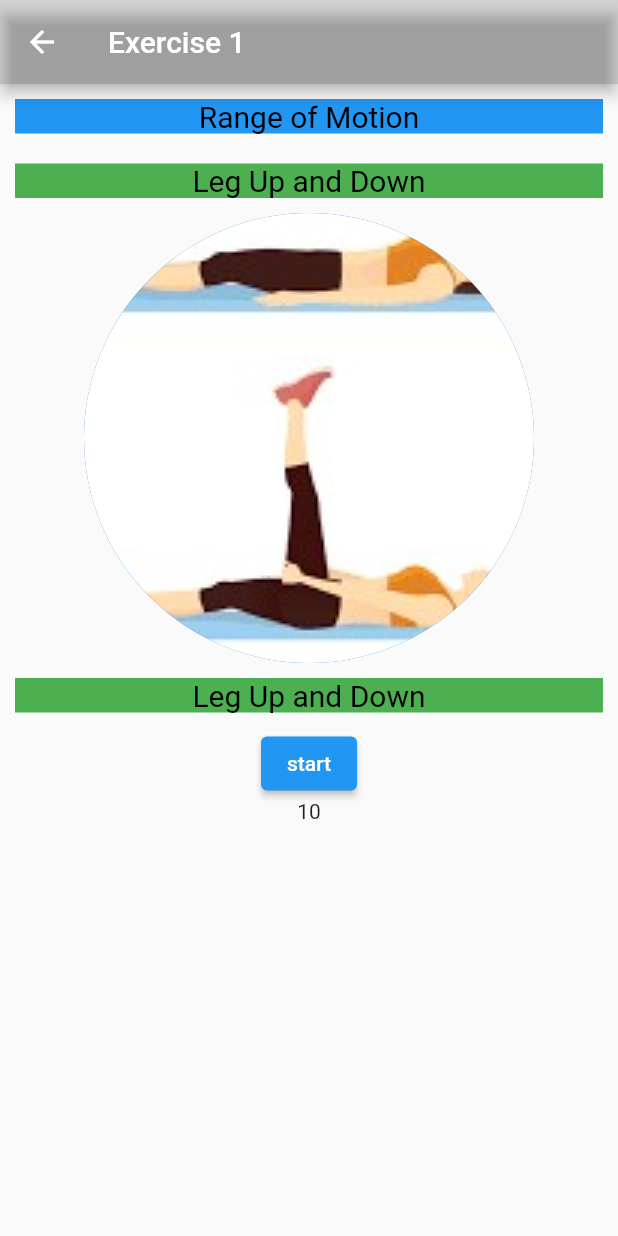
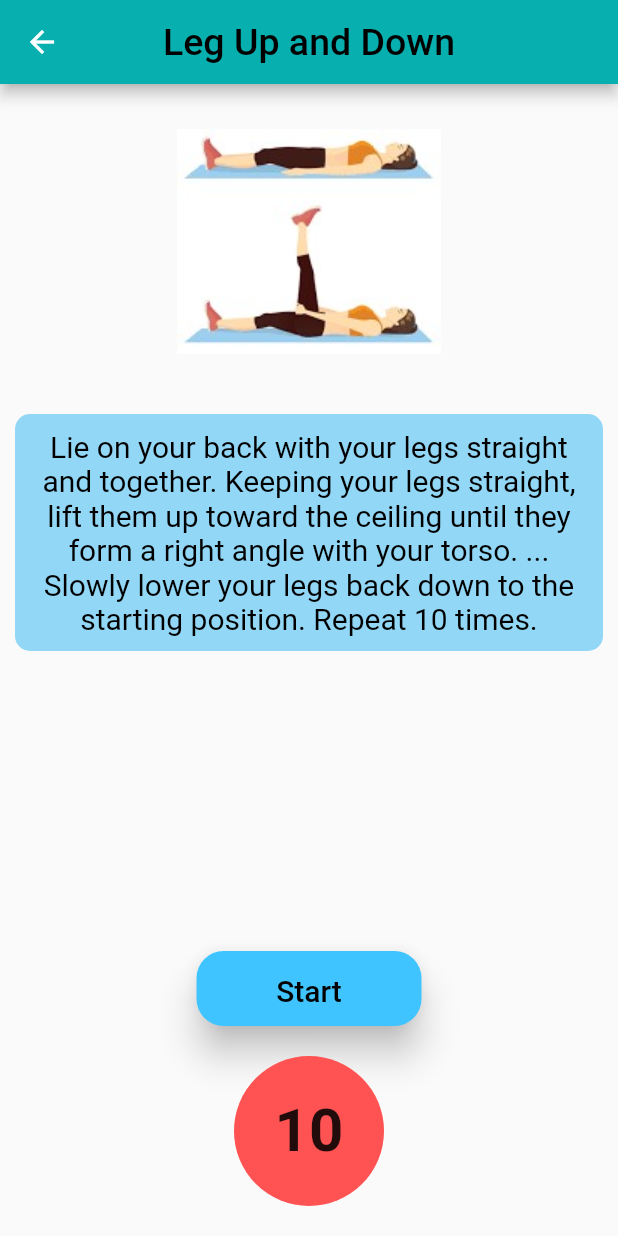
Before and after one commit to Abdelrahmanhassan1/home_coach, a Flutter app: the ExerciseScreen screen opened by its route, on a phone screen of 412 x 824 dp. Run offline on Flutter 3.47's test engine with Material 2 defaults, Android fonts, the phone set to English and light mode, and no system bars; our stand-ins replace animated_text_kit, cloud_firestore, cool_alert, firebase_auth, firebase_core, modal_progress_hud_nsn; accounts and stored records are empty.

Commit message:
Dividing exercise screen components and modify design

```diff
--- /dev/null
+++ b/lib/ExerciseComponents/exercise_button_timer.dart
@@ -0,0 +1,39 @@
+import 'package:flutter/material.dart';
+
+class ExerciseButtonTimer extends StatelessWidget {
+  const ExerciseButtonTimer({
+    super.key,
+    required this.btnText,
+    required this.startTimer,
+  });
+
+  final String btnText;
+  final Function startTimer;
+
+  @override
+  Widget build(BuildContext context) {
+    return ElevatedButton(
+      style: ButtonStyle(
+        shape: MaterialStateProperty.all<RoundedRectangleBorder>(
+          RoundedRectangleBorder(
+            borderRadius: BorderRadius.circular(18.0),
+          ),
+        ),
+        backgroundColor: MaterialStateProperty.all(Colors.lightBlueAccent),
+        padding: MaterialStateProperty.all(
+            const EdgeInsets.symmetric(vertical: 15.0, horizontal: 30.0)),
+        elevation: MaterialStateProperty.all(10.0),
+      ),
+      onPressed: () {
+        startTimer();
+      },
+      child: Text(
+        btnText,
+        style: const TextStyle(
+          fontSize: 20.0,
+          color: Colors.black,
+        ),
+      ),
+    );
+  }
+}
--- /dev/null
+++ b/lib/ExerciseComponents/exercise_description.dart
@@ -0,0 +1,30 @@
+import 'package:flutter/material.dart';
+
+class ExerciseDescription extends StatelessWidget {
+  const ExerciseDescription({
+    super.key,
+    required this.description,
+  });
+
+  final String description;
+  @override
+  Widget build(BuildContext context) {
+    return Container(
+      width: double.infinity,
+      padding: const EdgeInsets.all(10.0),
+      decoration: BoxDecoration(
+        borderRadius: BorderRadius.circular(10.0),
+        color: const Color.fromARGB(255, 147, 215, 246),
+      ),
+      margin: const EdgeInsets.all(10.0),
+      child: Text(
+        description,
+        textAlign: TextAlign.center,
+        style: const TextStyle(
+          color: Colors.black,
+          fontSize: 20.0,
+        ),
+      ),
+    );
+  }
+}
--- /dev/null
+++ b/lib/ExerciseComponents/exercise_image.dart
@@ -0,0 +1,21 @@
+import 'package:flutter/material.dart';
+
+class ExerciseImage extends StatelessWidget {
+  const ExerciseImage({
+    super.key,
+    required this.imagePath,
+  });
+
+  final String imagePath;
+
+  @override
+  Widget build(BuildContext context) {
+    return Container(
+      padding: const EdgeInsets.all(30.0),
+      child: Image.asset(
+        imagePath,
+        fit: BoxFit.cover,
+      ),
+    );
+  }
+}
--- /dev/null
+++ b/lib/ExerciseComponents/exercise_timer.dart
@@ -0,0 +1,31 @@
+import 'package:flutter/material.dart';
+
+class ExerciseTimer extends StatelessWidget {
+  const ExerciseTimer({
+    super.key,
+    required int start,
+  }) : _start = start;
+
+  final int _start;
+
+  @override
+  Widget build(BuildContext context) {
+    return Container(
+      alignment: Alignment.center,
+      height: 100.0,
+      width: 100.0,
+      decoration: BoxDecoration(
+        color: Colors.redAccent,
+        borderRadius: BorderRadius.circular(50.0),
+      ),
+      child: Text(
+        "$_start",
+        textAlign: TextAlign.center,
+        style: const TextStyle(
+          fontSize: 40.0,
+          fontWeight: FontWeight.bold,
+        ),
+      ),
+    );
+  }
+}
--- /dev/null
+++ b/lib/ExerciseComponents/exercise_title.dart
@@ -0,0 +1,21 @@
+import 'package:flutter/material.dart';
+
+class ExerciseTitle extends StatelessWidget {
+  const ExerciseTitle({
+    super.key,
+    required this.title,
+  });
+
+  final String title;
+
+  @override
+  Widget build(BuildContext context) {
+    return
+      Text(
+        title,
+        textAlign: TextAlign.center,
+        style: const TextStyle(color: Colors.black, fontSize: 25.0),
+
+      );
+  }
+}
--- /dev/null
+++ b/lib/ExerciseScreens/exercise1.dart
@@ -0,0 +1,94 @@
+import "package:flutter/material.dart";
+import 'package:home_coach/ExerciseComponents/exercise_description.dart';
+import 'package:home_coach/ExerciseComponents/exercise_image.dart';
+import 'package:home_coach/ExerciseComponents/exercise_title.dart';
+import 'package:home_coach/ExerciseComponents/exercise_timer.dart';
+import 'package:home_coach/ExerciseComponents/exercise_button_timer.dart';
+
+import 'dart:async';
+
+class ExerciseScreen extends StatefulWidget {
+  const ExerciseScreen({Key? key}) : super(key: key);
+  static const String id = "Exercise_Screen";
+
+  @override
+  State<ExerciseScreen> createState() => _ExerciseScreenState();
+}
+
+class _ExerciseScreenState extends State<ExerciseScreen> {
+  late Timer _timer = Timer.periodic(
+    const Duration(seconds: 1),
+        (Timer timer) {},
+  );
+  late String btnText = "Start";
+
+  int _start = 10;
+
+  void startTimer() {
+    const oneSec = Duration(seconds: 1);
+    _timer = Timer.periodic(
+      oneSec,
+          (Timer timer) {
+        if (_start == 0) {
+          setState(() {
+            timer.cancel();
+            btnText = "Done";
+          });
+        } else {
+          setState(() {
+            _start--;
+          });
+        }
+      },
+    );
+  }
+
+  @override
+  void dispose() {
+    _timer.cancel();
+    super.dispose();
+  }
+
+  @override
+  Widget build(BuildContext context) {
+    return Scaffold(
+      appBar: AppBar(
+        centerTitle: true,
+        title: const ExerciseTitle(title: "Leg Up and Down"),
+        backgroundColor: const Color.fromARGB(255, 7, 175, 175),
+      ),
+      body: Column(
+        crossAxisAlignment: CrossAxisAlignment.center,
+        mainAxisAlignment: MainAxisAlignment.spaceBetween,
+        children: [
+          Column(
+            children: const [
+              ExerciseImage(imagePath: "appImages/leg_expansion.jpg"),
+              ExerciseDescription(
+                description:
+                "Lie on your back with your legs straight and together. Keeping your legs straight, lift them up toward the ceiling until they form a right angle with your torso. ... Slowly lower your legs back down to the starting position. Repeat 10 times.",
+              ),
+            ],
+          ),
+          Column(
+            children: [
+              SizedBox(
+                width: 150.0,
+                height: 50.0,
+                child: ExerciseButtonTimer(
+                    btnText: btnText, startTimer: startTimer),
+              ),
+              const SizedBox(
+                height: 20.0,
+              ),
+              ExerciseTimer(start: _start),
+              const SizedBox(
+                height: 20.0,
+              ),
+            ],
+          ),
+        ],
+      ),
+    );
+  }
+}
--- a/lib/UI/exercise_tile.dart
+++ b/lib/UI/exercise_tile.dart
@@ -1,5 +1,5 @@
 import 'package:flutter/material.dart';
-import 'package:home_coach/screens/exercise_screen1.dart';
+import 'package:home_coach/ExerciseScreens/exercise1.dart';
 
 class ExerciseTile extends StatelessWidget {
   const ExerciseTile({
--- a/lib/main.dart
+++ b/lib/main.dart
@@ -1,6 +1,6 @@
 import 'package:flutter/material.dart';
 import 'package:home_coach/screens/chat_screen.dart';
-import 'package:home_coach/screens/exercise_screen1.dart';
+import 'package:home_coach/ExerciseScreens/exercise1.dart';
 import 'package:home_coach/screens/exercises_screen.dart';
 import 'package:home_coach/screens/login_screen.dart';
 import 'package:home_coach/screens/register_screen.dart';
--- a/lib/screens/exercise_screen1.dart
+++ /dev/null
@@ -1,98 +0,0 @@
-import "package:flutter/material.dart";
-import 'dart:async';
-
-class ExerciseScreen extends StatefulWidget {
-  const ExerciseScreen({Key? key}) : super(key: key);
-  static const String id = "Exercise1_Screen";
-
-  @override
-  State<ExerciseScreen> createState() => _ExerciseScreenState();
-}
-
-class _ExerciseScreenState extends State<ExerciseScreen> {
-  late Timer _timer;
-  int _start = 10;
-
-  void startTimer() {
-    const oneSec = const Duration(seconds: 1);
-    _timer = new Timer.periodic(
-      oneSec,
-      (Timer timer) {
-        if (_start == 0) {
-          setState(() {
-            timer.cancel();
-          });
-        } else {
-          setState(() {
-            _start--;
-          });
-        }
-      },
-    );
-  }
-
-  @override
-  void dispose() {
-    _timer.cancel();
-    super.dispose();
-  }
-
-  @override
-  Widget build(BuildContext context) {
-    return Scaffold(
-      appBar: AppBar(
-        title: const Text(
-          "Exercise 1",
-          textAlign: TextAlign.center,
-        ),
-        backgroundColor: Colors.black12,
-      ),
-      body: Column(
-        crossAxisAlignment: CrossAxisAlignment.center,
-        children: [
-          Container(
-            width: double.infinity,
-            color: Colors.blue,
-            margin: const EdgeInsets.all(10.0),
-            child: const Text(
-              "Range of Motion",
-              textAlign: TextAlign.center,
-              style: TextStyle(color: Colors.black, fontSize: 20.0),
-            ),
-          ),
-          Container(
-            width: double.infinity,
-            color: Colors.green,
-            margin: const EdgeInsets.all(10.0),
-            child: const Text(
-              "Leg Up and Down",
-              textAlign: TextAlign.center,
-              style: TextStyle(color: Colors.black, fontSize: 20.0),
-            ),
-          ),
-          const CircleAvatar(
-            backgroundImage: AssetImage("appImages/leg_expansion.jpg"),
-            radius: 150,
-          ),
-          Container(
-            width: double.infinity,
-            color: Colors.green,
-            margin: const EdgeInsets.all(10.0),
-            child: const Text(
-              "Leg Up and Down",
-              textAlign: TextAlign.center,
-              style: TextStyle(color: Colors.black, fontSize: 20.0),
-            ),
-          ),
-          ElevatedButton(
-            onPressed: () {
-              startTimer();
-            },
-            child: const Text("start"),
-          ),
-          Text("$_start")
-        ],
-      ),
-    );
-  }
-}
--- a/lib/screens/welcome_screen.dart
+++ b/lib/screens/welcome_screen.dart
@@ -68,6 +68,7 @@ class _WelcomeScreenState extends State<WelcomeScreen>
                   ),
                 ),
               const Padding(
+
                 padding: EdgeInsets.symmetric(vertical: 25.0),
                 child: CircleAvatar(
                   backgroundImage: AssetImage("appImages/logo.jpg"),
```
Also changed, not shown: 1 other file.
